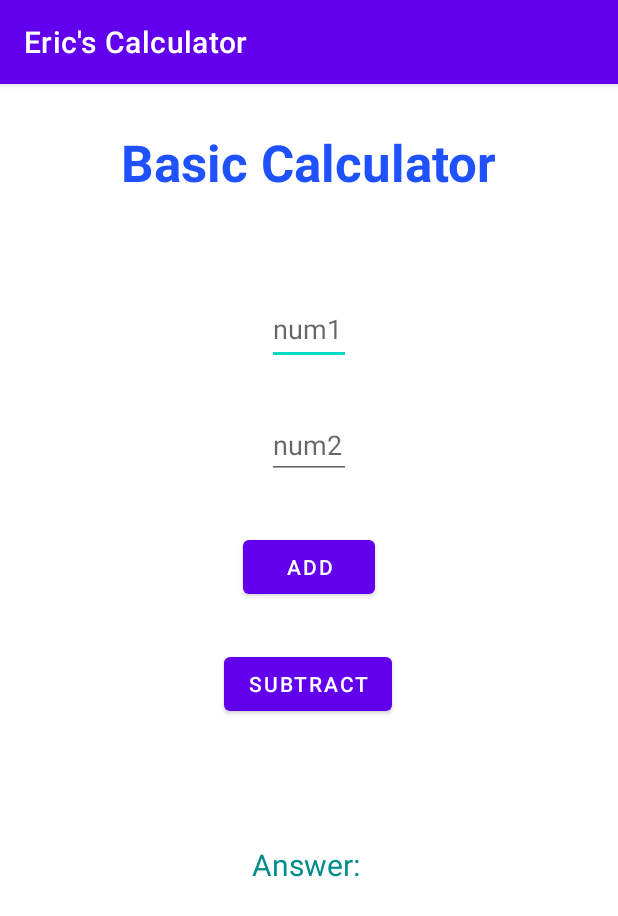
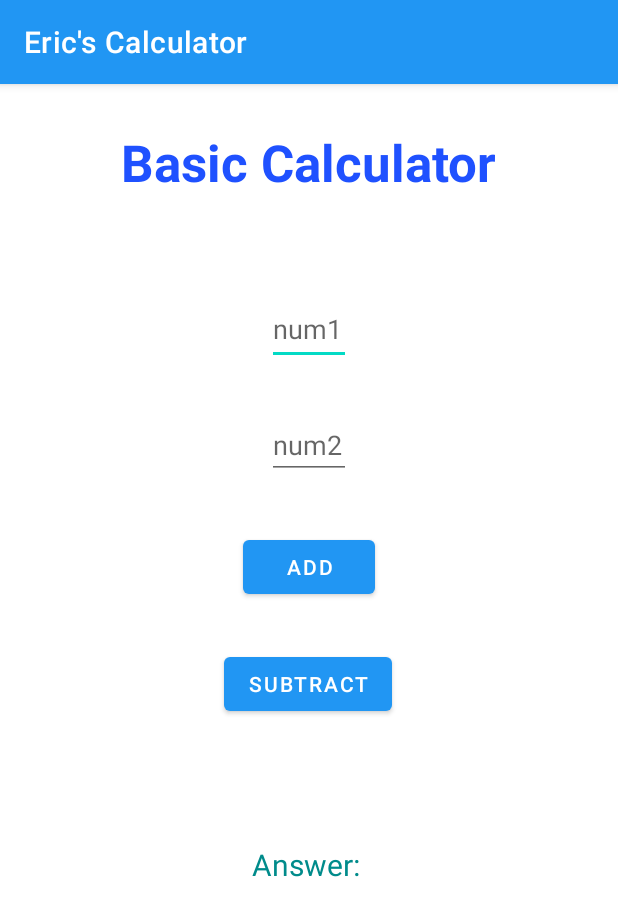
Before and after one commit to EricZhang2005/MyCalculatorApp-2-, an Android app: the screen it shows after launch (MainActivity), on a phone screen of 412 x 824 dp. Shown: the top 916 px of the screen. Run offline under Robolectric (Android 15) with nearby library versions, the phone set to English and light mode, and no system bars.

Commit message:
8-24-21 part 1

```diff
--- a/app/build.gradle
+++ b/app/build.gradle
@@ -3,12 +3,12 @@ plugins {
 }
 
 android {
-    compileSdk 31
+    compileSdk 30
 
     defaultConfig {
         applicationId "com.example.mycalculatorapp"
         minSdk 21
-        targetSdk 31
+        targetSdk 30
         versionCode 1
         versionName "1.0"
 
--- a/app/src/main/AndroidManifest.xml
+++ b/app/src/main/AndroidManifest.xml
@@ -5,10 +5,11 @@
     <application
         android:allowBackup="true"
         android:icon="@mipmap/ic_launcher"
-        android:label="@string/app_name"
+        android:label="Eric's Calculator"
         android:roundIcon="@mipmap/ic_launcher_round"
         android:supportsRtl="true"
         android:theme="@style/Theme.MyCalculatorApp">
+
         <activity
             android:name=".MainActivity"
             android:exported="true">
--- a/app/src/main/res/layout/activity_main.xml
+++ b/app/src/main/res/layout/activity_main.xml
@@ -20,7 +20,7 @@
         app:layout_constraintBottom_toBottomOf="parent"
         app:layout_constraintEnd_toEndOf="parent"
         app:layout_constraintStart_toStartOf="parent"
-        app:layout_constraintTop_toBottomOf="@+id/button2" />
+        app:layout_constraintTop_toBottomOf="@+id/subtButton" />
 
     <TextView
         android:id="@+id/titleTextView"
@@ -31,8 +31,8 @@
         android:layout_marginEnd="80dp"
         android:layout_marginBottom="252dp"
         android:text="Basic Calculator"
-        android:textColor="#1F51FF"
-        android:textColorHint="#1F51FF"
+        android:textColor="@color/ColorText"
+        android:textColorHint="@color/ColorText"
         android:textSize="34sp"
         android:textStyle="bold"
         app:layout_constraintBottom_toTopOf="@+id/textView2"
@@ -68,13 +68,13 @@
         android:ems="10"
         android:hint="num2"
         android:inputType="textPersonName"
-        app:layout_constraintBottom_toTopOf="@+id/button"
+        app:layout_constraintBottom_toTopOf="@+id/addButton"
         app:layout_constraintEnd_toEndOf="parent"
         app:layout_constraintStart_toStartOf="parent"
         app:layout_constraintTop_toBottomOf="@+id/num1EditText" />
 
     <Button
-        android:id="@+id/button"
+        android:id="@+id/addButton"
         android:layout_width="wrap_content"
         android:layout_height="wrap_content"
         android:layout_marginStart="161dp"
@@ -82,13 +82,13 @@
         android:layout_marginEnd="162dp"
         android:layout_marginBottom="9dp"
         android:text="ADD"
-        app:layout_constraintBottom_toTopOf="@+id/button2"
+        app:layout_constraintBottom_toTopOf="@+id/subtButton"
         app:layout_constraintEnd_toEndOf="parent"
         app:layout_constraintStart_toStartOf="parent"
         app:layout_constraintTop_toBottomOf="@+id/num2EditText" />
 
     <Button
-        android:id="@+id/button2"
+        android:id="@+id/subtButton"
         android:layout_width="wrap_content"
         android:layout_height="wrap_content"
         android:layout_marginStart="149dp"
@@ -100,6 +100,8 @@
         app:layout_constraintEnd_toEndOf="parent"
         app:layout_constraintHorizontal_bias="0.0"
         app:layout_constraintStart_toStartOf="parent"
-        app:layout_constraintTop_toBottomOf="@+id/button" />
+        app:layout_constraintTop_toBottomOf="@+id/addButton" />
+
+
 
 </androidx.constraintlayout.widget.ConstraintLayout>
--- a/app/src/main/res/values/colors.xml
+++ b/app/src/main/res/values/colors.xml
@@ -1,11 +1,11 @@
 <?xml version="1.0" encoding="utf-8"?>
 <resources>
     <color name="purple_200">#FFBB86FC</color>
-    <color name="purple_500">#FF6200EE</color>
+    <color name="purple_500">#2196F3</color>
     <color name="purple_700">#FF3700B3</color>
     <color name="teal_200">#FF03DAC5</color>
     <color name="teal_700">#FF018786</color>
     <color name="black">#FF000000</color>
     <color name="white">#FFFFFFFF</color>
-    <color name="neon_blue">#1F51FF</color>
+    <color name="ColorText">#1F51FF</color>
 </resources>
--- a/app/src/main/res/values/strings.xml
+++ b/app/src/main/res/values/strings.xml
@@ -1,3 +1,3 @@
-<resources>
-    <string name="app_name">Eric's Calculator</string>
+<resources xmlns:android="http://schemas.android.com/apk/res/android">
+    <string name="app_name">Eric Calculator</string>
 </resources>
```
